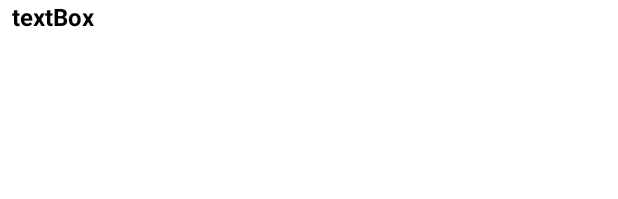
After one commit to noahsb1/Bar-Tender, an Android app: the layout recyclerview_row.xml on its own in the app's theme, with its tools: preview values and no code run, on a phone screen of 412 x 824 dp. The commit adds this screen. Shown: the top 199 px of the screen. Run offline under Robolectric (Android 15) with nearby library versions, the phone set to English and light mode, and no system bars; network calls fail.

Commit message:
attempt to create collapsable recycler views

```diff
--- a/app/src/main/java/Objects/RowType.java
+++ b/app/src/main/java/Objects/RowType.java
@@ -4,4 +4,5 @@ public interface RowType {
     int categoryHeader = 0;
     int checkBoxInCategory = 1;
     int normalTextBox = 2;
+    int megaView = 3;
 }
--- /dev/null
+++ b/app/src/main/res/layout/recyclerview_row.xml
@@ -0,0 +1,27 @@
+<?xml version="1.0" encoding="utf-8"?>
+<LinearLayout xmlns:android="http://schemas.android.com/apk/res/android"
+              xmlns:app="http://schemas.android.com/apk/res-auto" xmlns:tools="http://schemas.android.com/tools"
+              android:layout_width="match_parent"
+              android:layout_height="46dp" tools:ignore="MissingDefaultResource" android:orientation="vertical">
+
+    <LinearLayout
+            android:orientation="horizontal"
+            android:layout_width="match_parent"
+            android:layout_height="0dp" android:layout_weight="1">
+        <TextView
+                android:layout_width="wrap_content"
+                android:layout_height="wrap_content"
+                android:id="@+id/textBoxCategoryHeader2"
+                android:textColor="#000000"
+                android:layout_marginLeft="8dp"
+                android:layout_gravity="center"
+                android:text="textBox"
+                android:textSize="16sp"
+                android:textStyle="bold"/>
+    </LinearLayout>
+    <androidx.recyclerview.widget.RecyclerView
+            android:id="@+id/nestedRecyclerView"
+            android:layout_width="match_parent"
+            android:layout_height="0dp" android:layout_weight="1"/>
+
+</LinearLayout>
--- a/app/src/main/res/layout/recyclerview_rowcategoryheader.xml
+++ b/app/src/main/res/layout/recyclerview_rowcategoryheader.xml
@@ -13,5 +13,4 @@
             android:text="textBox"
             android:textSize="16sp"
             android:textStyle="bold"/>
-
 </LinearLayout>
```
Also changed, not shown: app/src/main/java/Utilities/RecycleViewAdapter.java (+25 -0 lines).
